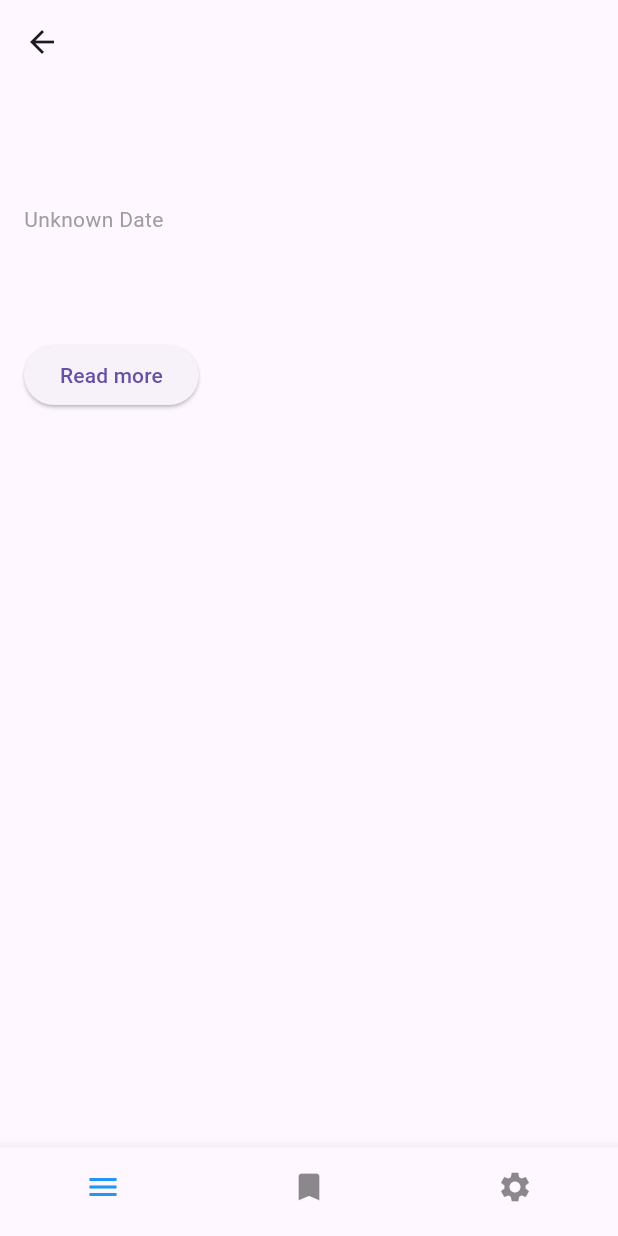
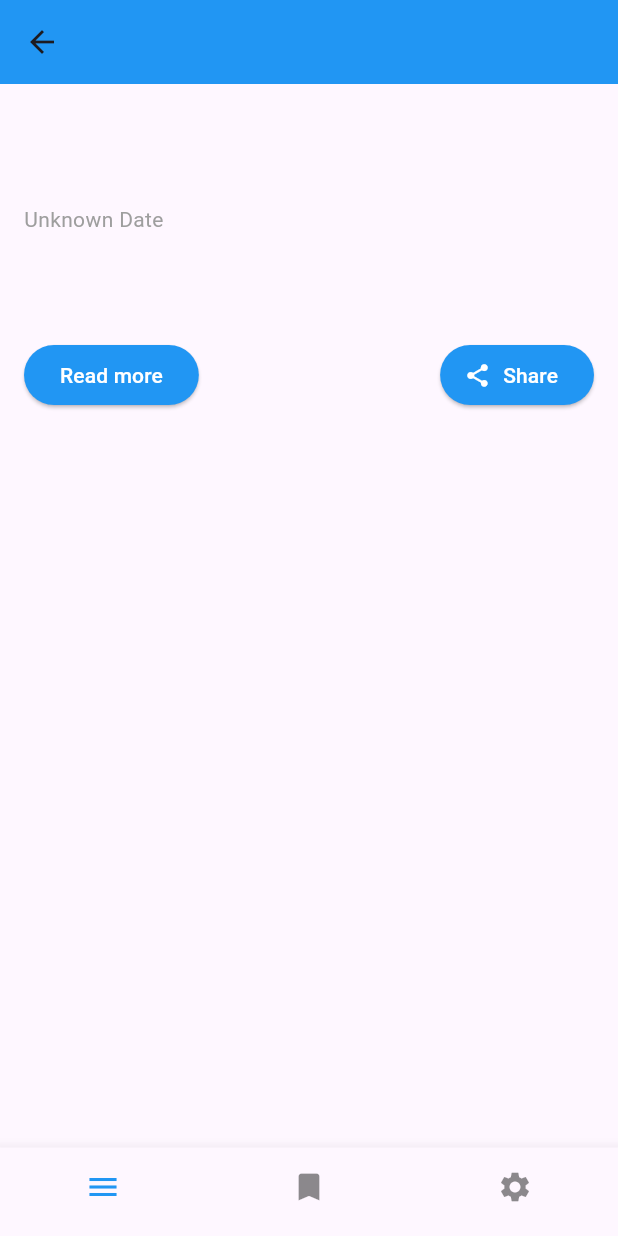
Before and after one commit to MohannadAlturk/news_app, a Flutter app: the ArticleDetailScreen screen opened directly with empty values, on a phone screen of 412 x 824 dp. Run offline on Flutter 3.47's test engine with Material 3 defaults, Android fonts, the phone set to English and light mode, and no system bars; our stand-ins replace firebase_auth, firebase_core, flutter_dotenv, google_generative_ai, share_plus; missing offline and left inert: flutter_inappwebview; accounts and stored records are empty; network calls fail.

Commit message:
implemented sharing within article detail view (#24)

```diff
--- a/lib/main.dart
+++ b/lib/main.dart
@@ -20,7 +20,7 @@ class MyApp extends StatelessWidget {
     return MaterialApp(
       debugShowCheckedModeBanner: false,
       theme: ThemeData(
-        primarySwatch: Colors.orange,
+        primarySwatch: Colors.blue,
       ),
       home: const LoginPage(),
     );
--- a/lib/screens/article_detail_screen.dart
+++ b/lib/screens/article_detail_screen.dart
@@ -1,5 +1,6 @@
 import 'package:flutter/material.dart';
 import 'package:provider/provider.dart';
+import 'package:share_plus/share_plus.dart';
 import '../view_models/article_detail_viewmodel.dart';
 import '../widgets/bottom_navbar.dart';
 import 'package:intl/intl.dart'; // For formatting the date
@@ -29,7 +30,12 @@ class ArticleDetailScreen extends StatelessWidget {
       create: (_) => ArticleDetailViewModel()..fetchAndSummarizeArticle(article['url']),
       child: Scaffold(
         appBar: AppBar(
-          title: Text(article['title']),  // Display the article's title
+          title: Text(article['title'],
+            style: const TextStyle(
+              color: Colors.white,
+            ),
+          ),  // Display the article's title
+          backgroundColor: Colors.blue,  // Set the app bar color to blue
         ),
         body: Padding(
           padding: const EdgeInsets.all(16.0),
@@ -105,7 +111,11 @@ class ArticleDetailScreen extends StatelessWidget {
                     ),
                     const SizedBox(height: 20),
 
-                    // "Read more" button to navigate to the web view screen
+                    // Display the buttons side by side
+                    Row(
+                      mainAxisAlignment: MainAxisAlignment.spaceBetween,  // Align the buttons
+                      children: [
+                        // "Read more" button
                         ElevatedButton(
                           onPressed: () {
                             Navigator.push(
@@ -117,7 +127,30 @@ class ArticleDetailScreen extends StatelessWidget {
                               ),
                             );
                           },
-                      child: const Text('Read more'),
+                          style: ElevatedButton.styleFrom(
+                            backgroundColor: Colors.blue,  // Button color set to blue
+                          ),
+                          child: const Text('Read more',
+                              style: TextStyle(
+                                color: Colors.white,
+                              )),
+                        ),
+
+                        // "Share" button
+                        ElevatedButton.icon(
+                          onPressed: () {
+                            Share.share('Check this out: ${article['title']} - ${article['url']} - Sent with NewsAI');
+                          },
+                          icon: const Icon(Icons.share, color: Colors.white),
+                          label: const Text('Share',
+                              style: TextStyle(
+                                color: Colors.white,
+                              )),
+                          style: ElevatedButton.styleFrom(
+                            backgroundColor: Colors.blue,  // Button color set to blue
+                          ),
+                        ),
+                      ],
                     ),
                   ],
                 ),
--- a/pubspec.yaml
+++ b/pubspec.yaml
@@ -46,6 +46,7 @@ dependencies:
   html: ^0.15.4
   webview_flutter: ^4.10.0
   flutter_inappwebview: ^6.1.5
+  share_plus: ^10.1.1
 
 dev_dependencies:
   flutter_test:
```
Also changed, not shown: pubspec.lock, 5 other files. Lines whose indentation alone changed are shown as unchanged.
